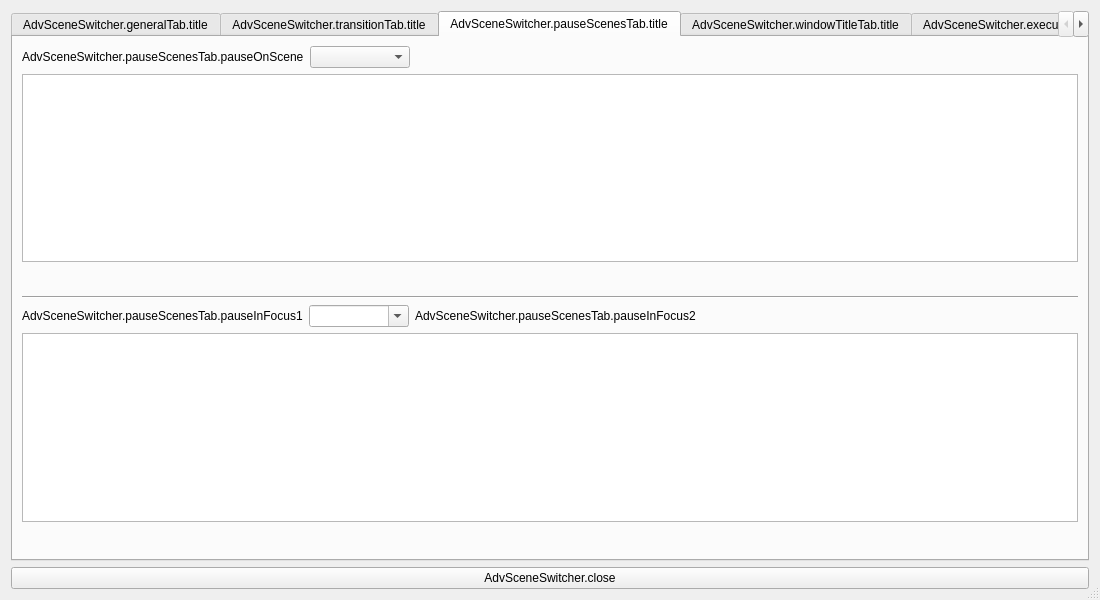
This is forms/advanced-scene-switcher.ui in WarmUpTill/SceneSwitcher as Qt 5 draws it before an edit. The edited form follows.
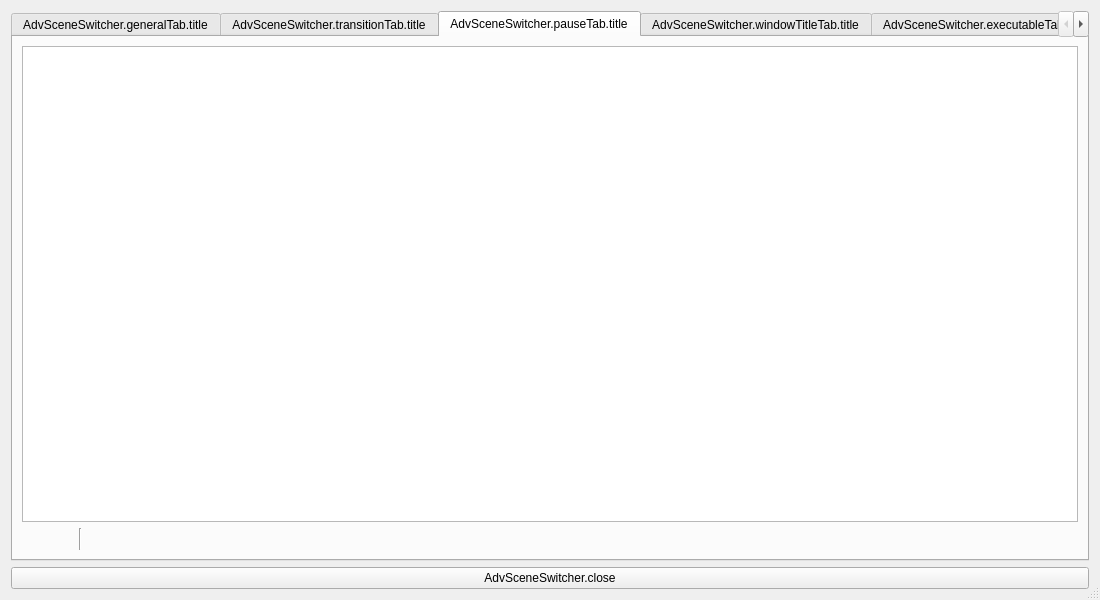
This is the edited form. The open tabs and pages were chosen to show the change. Icons and pictures are not drawn.

Commit message:
allow pause individual switching methods (#90)
* allow pausing individual switching methods

* clean up pause tab

* allow import of old pauseScenes and pauseWindows

```diff
--- a/forms/advanced-scene-switcher.ui
+++ b/forms/advanced-scene-switcher.ui
@@ -946,51 +946,11 @@
      </widget>
      <widget class="QWidget" name="pauseScenesTab">
       <attribute name="title">
-       <string>AdvSceneSwitcher.pauseScenesTab.title</string>
+       <string>AdvSceneSwitcher.pauseTab.title</string>
       </attribute>
       <layout class="QVBoxLayout" name="verticalLayout_5">
        <item>
-        <layout class="QHBoxLayout" name="horizontalLayout_7">
-         <item>
-          <widget class="QLabel" name="label_7">
-           <property name="text">
-            <string>AdvSceneSwitcher.pauseScenesTab.pauseOnScene</string>
-           </property>
-          </widget>
-         </item>
-         <item>
-          <widget class="QComboBox" name="pauseScenesScenes">
-           <property name="sizePolicy">
-            <sizepolicy hsizetype="Maximum" vsizetype="Fixed">
-             <horstretch>0</horstretch>
-             <verstretch>0</verstretch>
-            </sizepolicy>
-           </property>
-           <property name="minimumSize">
-            <size>
-             <width>100</width>
-             <height>0</height>
-            </size>
-           </property>
-          </widget>
-         </item>
-         <item>
-          <spacer name="horizontalSpacer_5">
-           <property name="orientation">
-            <enum>Qt::Horizontal</enum>
-           </property>
-           <property name="sizeHint" stdset="0">
-            <size>
-             <width>40</width>
-             <height>20</height>
-            </size>
-           </property>
-          </spacer>
-         </item>
-        </layout>
-       </item>
-       <item>
-        <widget class="QListWidget" name="pauseScenes">
+        <widget class="QListWidget" name="pauseEntries">
          <property name="sizePolicy">
           <sizepolicy hsizetype="Expanding" vsizetype="Expanding">
            <horstretch>0</horstretch>
@@ -998,7 +958,7 @@
           </sizepolicy>
          </property>
          <property name="sortingEnabled">
-          <bool>true</bool>
+          <bool>false</bool>
          </property>
         </widget>
        </item>
@@ -1044,96 +1004,55 @@
            <property name="orientation">
             <enum>Qt::Horizontal</enum>
            </property>
+           <property name="sizeType">
+            <enum>QSizePolicy::Fixed</enum>
+           </property>
            <property name="sizeHint" stdset="0">
             <size>
-             <width>40</width>
+             <width>5</width>
              <height>20</height>
             </size>
            </property>
           </spacer>
          </item>
-        </layout>
-       </item>
-       <item>
-        <widget class="Line" name="line_4">
-         <property name="orientation">
-          <enum>Qt::Horizontal</enum>
-         </property>
-        </widget>
-       </item>
-       <item>
-        <layout class="QHBoxLayout" name="horizontalLayout_34">
          <item>
-          <widget class="QLabel" name="label_37">
-           <property name="text">
-            <string>AdvSceneSwitcher.pauseScenesTab.pauseInFocus1</string>
+          <widget class="Line" name="line_15">
+           <property name="orientation">
+            <enum>Qt::Vertical</enum>
            </property>
           </widget>
          </item>
          <item>
-          <widget class="QComboBox" name="pauseWindowsWindows">
-           <property name="sizePolicy">
-            <sizepolicy hsizetype="Maximum" vsizetype="Fixed">
-             <horstretch>0</horstretch>
-             <verstretch>0</verstretch>
-            </sizepolicy>
-           </property>
-           <property name="minimumSize">
-            <size>
-             <width>100</width>
-             <height>0</height>
-            </size>
-           </property>
-           <property name="editable">
-            <bool>true</bool>
-           </property>
-          </widget>
-         </item>
-         <item>
-          <widget class="QLabel" name="label_38">
-           <property name="text">
-            <string>AdvSceneSwitcher.pauseScenesTab.pauseInFocus2</string>
-           </property>
-          </widget>
-         </item>
-         <item>
-          <spacer name="horizontalSpacer_33">
+          <spacer name="horizontalSpacer_57">
            <property name="orientation">
             <enum>Qt::Horizontal</enum>
            </property>
+           <property name="sizeType">
+            <enum>QSizePolicy::Fixed</enum>
+           </property>
            <property name="sizeHint" stdset="0">
             <size>
-             <width>40</width>
+             <width>5</width>
              <height>20</height>
             </size>
            </property>
           </spacer>
          </item>
-        </layout>
-       </item>
-       <item>
-        <widget class="QListWidget" name="pauseWindows">
-         <property name="sizePolicy">
-          <sizepolicy hsizetype="Expanding" vsizetype="Expanding">
-           <horstretch>0</horstretch>
-           <verstretch>0</verstretch>
-          </sizepolicy>
-         </property>
-         <property name="sortingEnabled">
-          <bool>true</bool>
-         </property>
-        </widget>
-       </item>
-       <item>
-        <layout class="QHBoxLayout" name="horizontalLayout_21">
          <item>
-          <widget class="QPushButton" name="pauseWindowsAdd">
+          <widget class="QPushButton" name="pauseUp">
            <property name="maximumSize">
             <size>
              <width>22</width>
              <height>22</height>
             </size>
            </property>
+           <property name="text">
+            <string/>
+           </property>
+           <property name="icon">
+            <iconset>
+             <normaloff>../../../forms/images/up.svg</normaloff>../../../forms/images/up.svg</iconset>
+           </property>
            <property name="flat">
             <bool>true</bool>
            </property>
@@ -1143,13 +1062,20 @@
           </widget>
          </item>
          <item>
-          <widget class="QPushButton" name="pauseWindowsRemove">
+          <widget class="QPushButton" name="pauseDown">
            <property name="maximumSize">
             <size>
              <width>22</width>
              <height>22</height>
             </size>
            </property>
+           <property name="text">
+            <string/>
+           </property>
+           <property name="icon">
+            <iconset>
+             <normaloff>../../../forms/images/down.svg</normaloff>../../../forms/images/down.svg</iconset>
+           </property>
            <property name="flat">
             <bool>true</bool>
            </property>
@@ -1159,7 +1085,7 @@
           </widget>
          </item>
          <item>
-          <spacer name="horizontalSpacer_32">
+          <spacer name="horizontalSpacer_11">
            <property name="orientation">
             <enum>Qt::Horizontal</enum>
            </property>
```
Left out of the diff: 14 changed lines with no effect on the pictures. The commit also changes 31 other files.
